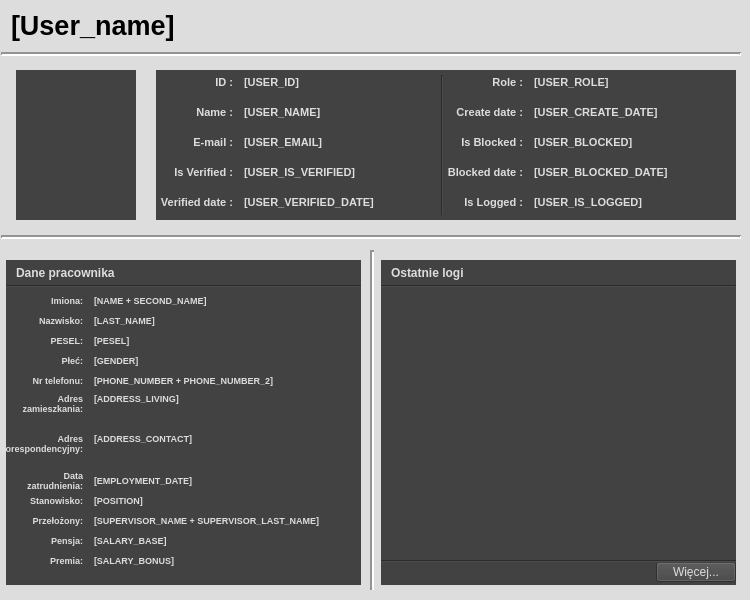
Old version of the form w_userprofilewindow.ui in the repository jszmigiel2304/Clinic_Client.
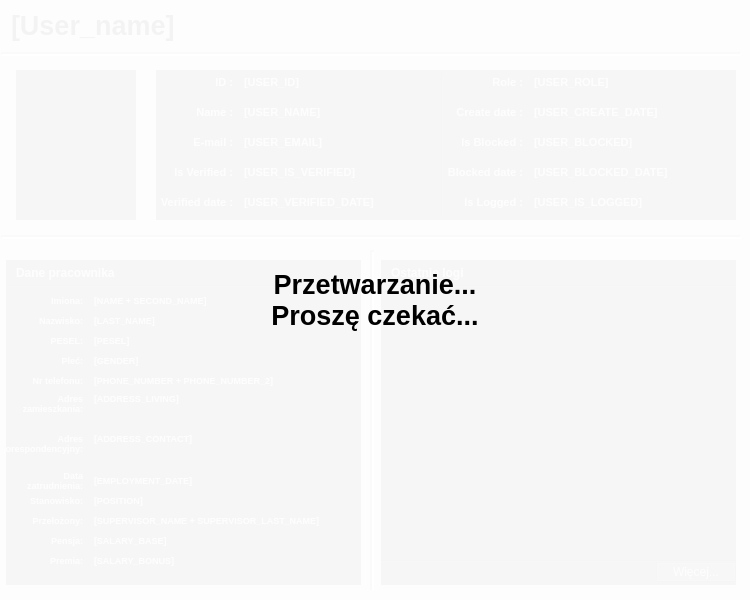
New version of the form. Icons and pictures are not drawn.

What changed in the file:
```diff
--- a/w_userprofilewindow.ui
+++ b/w_userprofilewindow.ui
@@ -1521,6 +1521,51 @@
      <enum>Qt::Vertical</enum>
     </property>
    </widget>
+   <widget class="QWidget" name="w_mask" native="true">
+    <property name="geometry">
+     <rect>
+      <x>0</x>
+      <y>0</y>
+      <width>750</width>
+      <height>600</height>
+     </rect>
+    </property>
+    <property name="styleSheet">
+     <string notr="true">background-color: rgba(255, 255, 255, 200);</string>
+    </property>
+    <widget class="QLabel" name="l_processingText">
+     <property name="geometry">
+      <rect>
+       <x>0</x>
+       <y>0</y>
+       <width>750</width>
+       <height>600</height>
+      </rect>
+     </property>
+     <property name="font">
+      <font>
+       <pointsize>20</pointsize>
+       <bold>true</bold>
+      </font>
+     </property>
+     <property name="styleSheet">
+      <string notr="true">color: rgb(0, 0, 0);</string>
+     </property>
+     <property name="text">
+      <string>Przetwarzanie...
+Proszę czekać...</string>
+     </property>
+     <property name="alignment">
+      <set>Qt::AlignCenter</set>
+     </property>
+     <property name="wordWrap">
+      <bool>true</bool>
+     </property>
+     <property name="indent">
+      <number>0</number>
+     </property>
+    </widget>
+   </widget>
   </widget>
  </widget>
  <resources>
```
